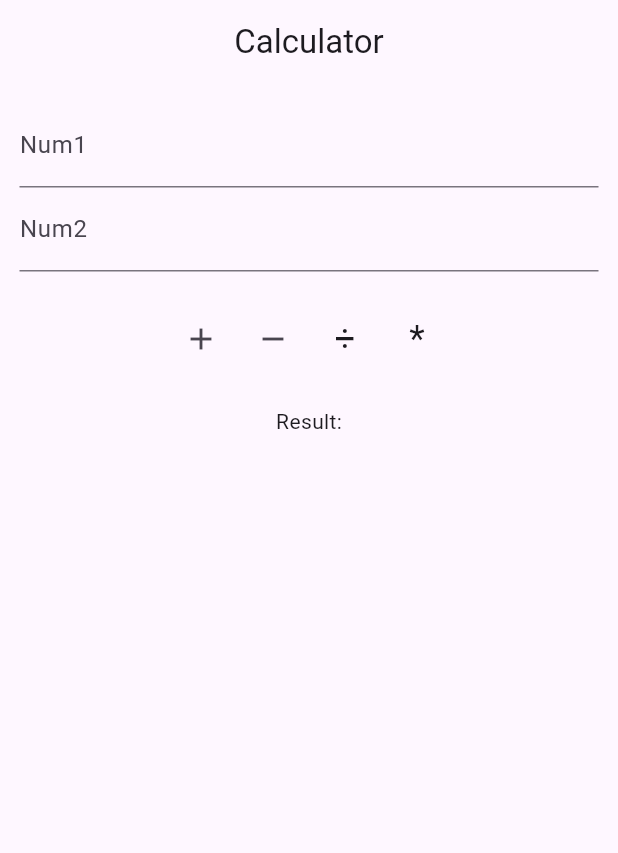
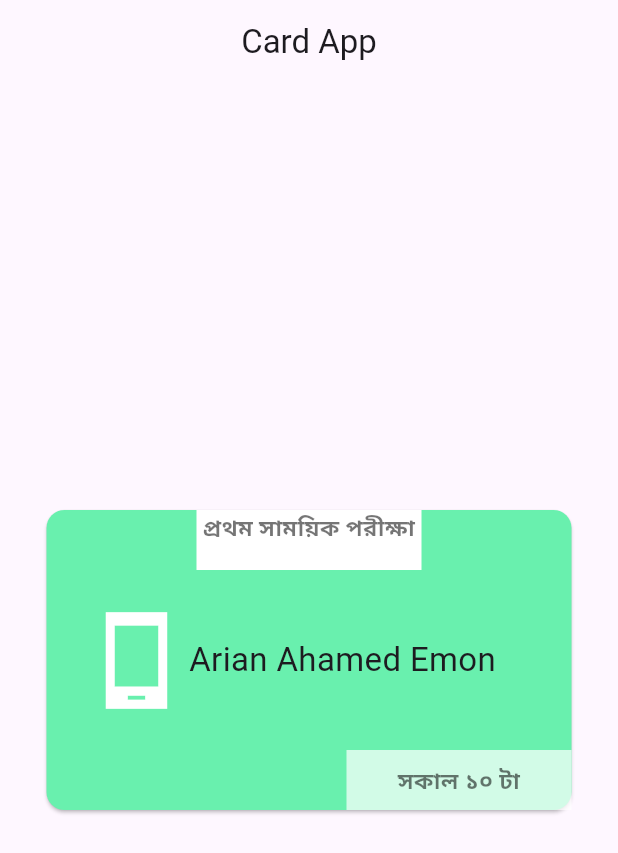
Before and after one commit to emonhasan19/calculator, a Flutter app: the screen it shows after launch, on a phone screen of 412 x 824 dp. Shown: the top 853 px of the screen. Run offline on Flutter 3.47's test engine with Material 3 defaults, Android fonts, the phone set to English and light mode, and no system bars.

Commit message:
Updated2

```diff
--- a/lib/main.dart
+++ b/lib/main.dart
@@ -11,71 +11,102 @@ class MyApp extends StatelessWidget {
   Widget build(BuildContext context) {
     return MaterialApp(
       debugShowCheckedModeBanner: true,
-      home: MyHomeScreen(),
-      title: 'HomeScreen',
+      home: MyHomePage(),
+      title: 'HomePage',
     );
   }
 }
-class MyHomeScreen extends StatefulWidget {
-  const MyHomeScreen({super.key});
+class MyHomePage extends StatefulWidget {
+  const MyHomePage({super.key});
 
   @override
-  State<MyHomeScreen> createState() => _MyHomeScreenState();
+  State<MyHomePage> createState() => _MyHomePageState();
 }
 
-class _MyHomeScreenState extends State<MyHomeScreen> {
-
-  final TextEditingController _fristNumTEcontroller = TextEditingController();
-  final TextEditingController _secondNumTEcontroller = TextEditingController();
-
+class _MyHomePageState extends State<MyHomePage> {
   @override
   Widget build(BuildContext context) {
     return Scaffold(
       appBar: AppBar(
         centerTitle: true,
-        title: Text(
-          'Calculator',
-        ),
+        title: Text('Card App'),
       ),
-      body: Padding(
-        padding: const EdgeInsets.all(13.0),
-        child: Column(
-          children: [
-            TextField(
-              controller:_fristNumTEcontroller,
-              decoration: InputDecoration(
-                label: Text('Num1'),
-                hintText: 'Num1'),
+      body: Center(
+        child:Card(
+          color: Colors.greenAccent,
+          child: SizedBox(
+            height: 200,
+            width: 350,
+          child: Column(
+            children: [
+              Container(
+                height: 40,
+                width: 150,
+                color: Colors.white,
+                child: Text(
+                  'প্রথম সাময়িক পরীক্ষা',
+                  textAlign: TextAlign.center,
+                  style: TextStyle(
+                    color: Colors.black54,
+                    fontSize: 15,
+                    fontWeight:FontWeight.bold
+                  ),
+                ),
               ),
-            TextField(
-              controller:_secondNumTEcontroller,
-              decoration: InputDecoration(
-                label: Text('Num2'),
-                hintText: 'Num2'),
+              Container(
+                height: 120,
+                width: 300,
+                color: Colors.greenAccent,
+                child: Center(
+                  child:
+                  Column(
+                  mainAxisAlignment: MainAxisAlignment.center,
+                  children: [
+                    Row(
+                      children: [
+                        Icon(
+                          Icons.phone_android_sharp,
+                          size: 70,
+                          color: Colors.white,
+                        ),
+                        Text('Arian Ahamed Emon',
+                        style: TextStyle(
+                          fontSize: 22
+                        ),
+
+                        ),
+                      ],
+                    )
+                  ],
+                ),
               ),
-            SizedBox(
-              height: 20,),
-            Row(
-              mainAxisAlignment: MainAxisAlignment.center,
-              children: [
-                IconButton(onPressed: (){}, icon: Icon(Icons.add)),
-                IconButton(onPressed: (){}, icon: Icon(Icons.remove)),
-                IconButton(onPressed: (){}, icon: Text('÷', style: TextStyle(fontSize: 24.0)),),
-                IconButton(onPressed: (){},icon: Text('*', style: TextStyle(fontSize: 24.0)),)
-              ],
-            ),
-            SizedBox(
-              height: 20,),
+              ),
+              Row(
+                mainAxisAlignment: MainAxisAlignment.end,
+                children: [
+                  Container(
+                    height: 40,
+                    width: 150,
+                    color: Colors.white70,
+                    //decoration: BoxDecoration(color: Colors.white),
+                    child: Center(
+                      child: Text(
+                      'সকাল ১০ টা',
+                        textAlign: TextAlign.center,
+                        style: TextStyle(
+                            color: Colors.black54,
+                            fontSize: 15,
+                            fontWeight:FontWeight.bold
+                        ),
+                      ),
+                    ),
 
-            GestureDetector(
-              onTap: (){
-
-              },
-              child: Text(
-                'Result:'
+                  ),
+                ],
               ),
-            )
-          ],
+            ],
+          ),
+          ),
         ),
       ),
     );
```
